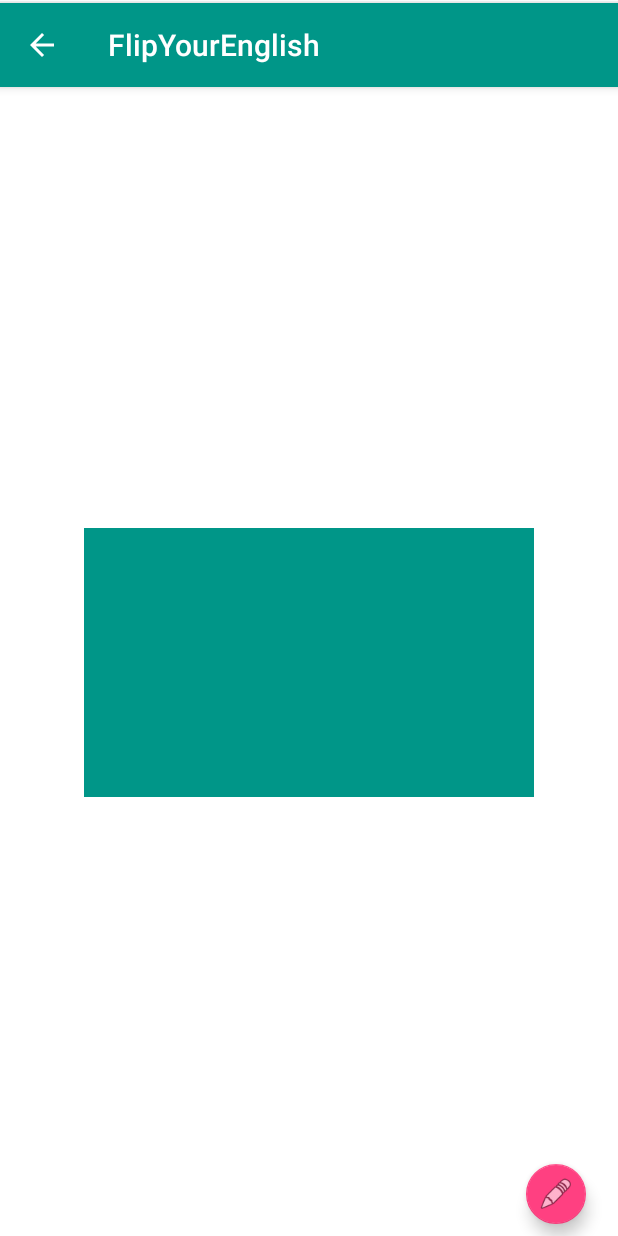
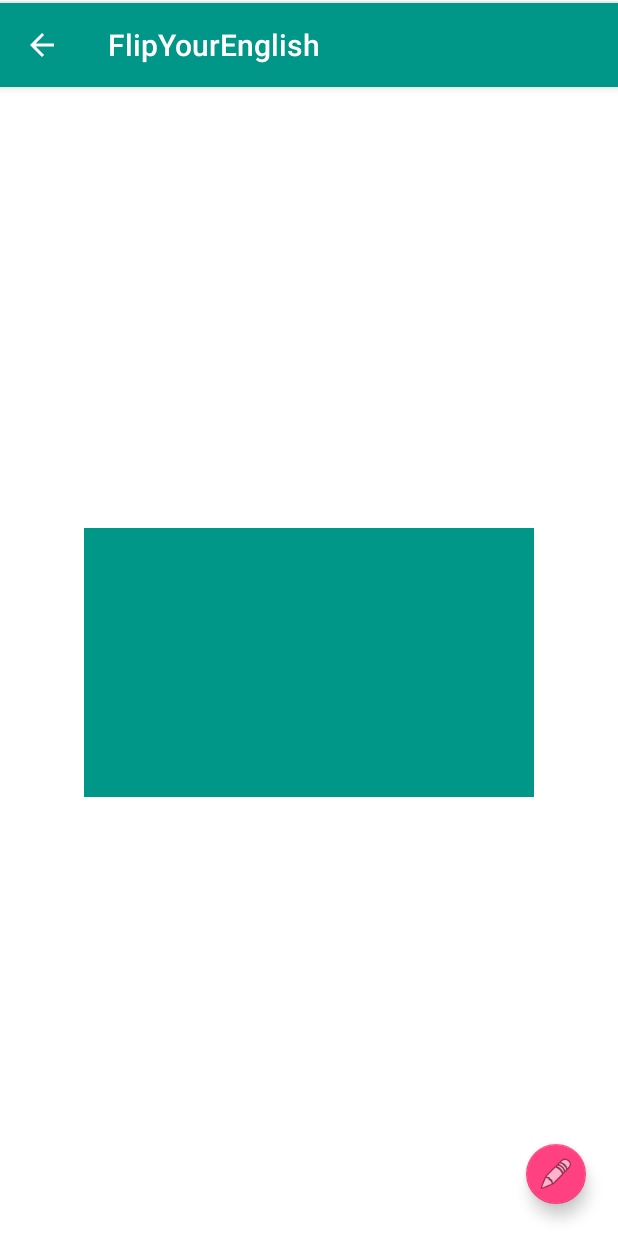
Before and after one commit to KutuzovAnton/FlipYourEnglish, an Android app: the CardReader screen opened directly, with no data from a screen before it, after a tap on "CLOSE", on a phone screen of 412 x 824 dp. Run offline under Robolectric (Android 15) with nearby library versions, the phone set to English and light mode, and no system bars.

Commit message:
Add edit button to View Cards Activity

```diff
--- a/mobile/build.gradle
+++ b/mobile/build.gradle
@@ -10,6 +10,7 @@ android {
         versionCode 1
         versionName "1.0"
         testInstrumentationRunner "android.support.test.runner.AndroidJUnitRunner"
+        vectorDrawables.useSupportLibrary = true
         jackOptions {
             enabled true
         }
--- a/mobile/src/main/java/com/fye/flipyourenglish/utils/Utils.java
+++ b/mobile/src/main/java/com/fye/flipyourenglish/utils/Utils.java
@@ -2,6 +2,7 @@ package com.fye.flipyourenglish.utils;
 
 import android.app.Activity;
 import android.content.Context;
+import android.support.design.widget.FloatingActionButton;
 import android.support.design.widget.Snackbar;
 import android.text.SpannableStringBuilder;
 import android.text.style.ImageSpan;
@@ -64,5 +65,11 @@ public class Utils {
         }).setActionTextColor(context.getResources().getColor(R.color.editTextColor));
         snack.show();
     }
-
+    public static void resolveVisibilityForFAB(FloatingActionButton fab, int visible) {
+        if (visible == View.INVISIBLE) {
+            fab.hide();
+        } else {
+            fab.show();
+        }
+    }
 }
--- a/mobile/src/main/res/layout/activity_reader_cards.xml
+++ b/mobile/src/main/res/layout/activity_reader_cards.xml
@@ -17,8 +17,10 @@
         android:layout_width="300dp"
         android:layout_height="180dp"
         android:layout_marginBottom="8dp"
+        android:layout_marginEnd="8dp"
         android:layout_marginLeft="8dp"
         android:layout_marginRight="8dp"
+        android:layout_marginStart="8dp"
         android:layout_marginTop="8dp"
         app:layout_constraintBottom_toBottomOf="parent"
         app:layout_constraintLeft_toLeftOf="parent"
@@ -44,22 +46,22 @@
             android:layout_gravity="center_vertical|center_horizontal|center"
             android:background="@drawable/card_style"
             android:gravity="center_vertical|center_horizontal|center"
+            android:inputType="textCapSentences|textAutoCorrect"
             android:textAlignment="center"
             android:textColor="@color/white"
             android:textSize="60sp"
-            android:textStyle="bold"
-            android:inputType="textCapSentences|textAutoCorrect" />
+            android:textStyle="bold" />
 
     </ViewSwitcher>
 
     <android.support.design.widget.FloatingActionButton
-        android:id="@+id/floatingActionButton"
+        android:id="@+id/editCardFAB"
         android:layout_width="wrap_content"
         android:layout_height="wrap_content"
         android:layout_alignParentBottom="true"
         android:layout_alignParentEnd="true"
         android:layout_alignParentRight="true"
-        android:layout_marginBottom="8dp"
+        android:layout_marginBottom="21dp"
         android:layout_marginEnd="21dp"
         android:layout_marginRight="21dp"
         android:clickable="true"
@@ -68,4 +70,19 @@
         app:layout_constraintBottom_toBottomOf="parent"
         app:layout_constraintRight_toRightOf="parent"
         app:srcCompat="@android:drawable/ic_menu_edit" />
+
+    <android.support.design.widget.FloatingActionButton
+        android:id="@+id/confirmCardFAB"
+        android:layout_width="wrap_content"
+        android:layout_height="wrap_content"
+        android:layout_marginRight="8dp"
+        android:layout_marginTop="8dp"
+        android:clickable="true"
+        android:onClick="onClickConfirmText"
+        android:visibility="invisible"
+        app:fabSize="mini"
+        app:layout_constraintRight_toRightOf="@+id/cardTextViewSwitcher"
+        app:layout_constraintTop_toTopOf="@+id/cardTextViewSwitcher"
+        app:srcCompat="@drawable/ic_done" />
+
 </android.support.constraint.ConstraintLayout>
```
Also changed, not shown: mobile/src/main/java/com/fye/flipyourenglish/activities/CardReader.java (+43 -16 lines), mobile/src/main/java/com/fye/flipyourenglish/activities/CardWriter.java (+6 -15 lines).
